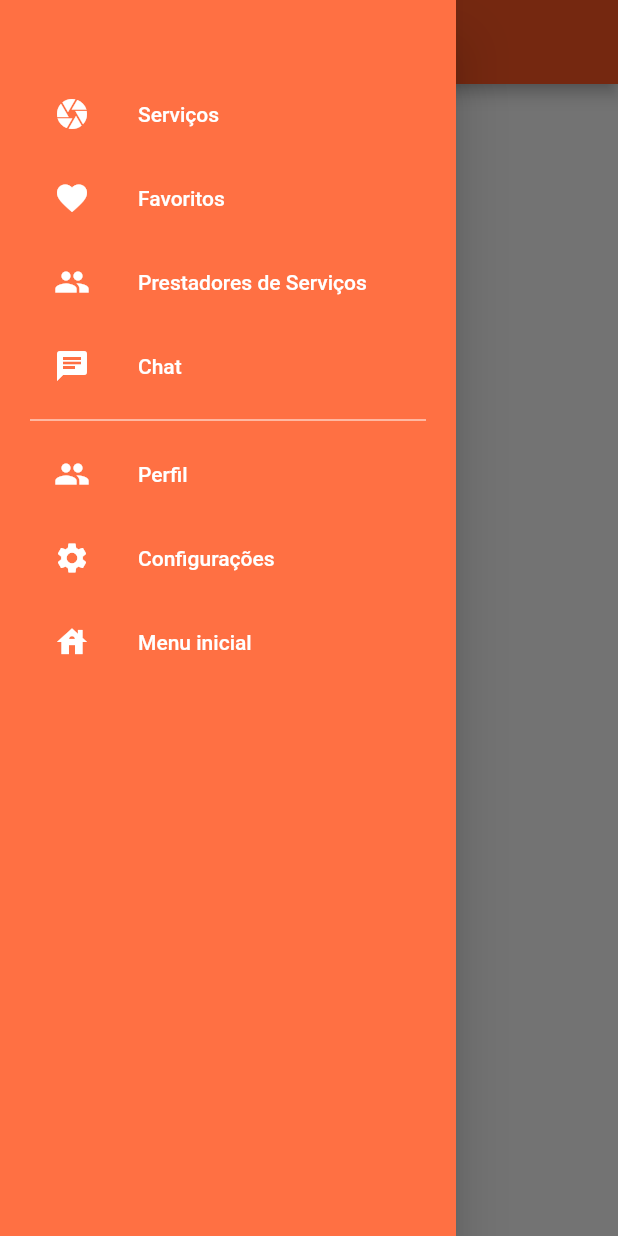
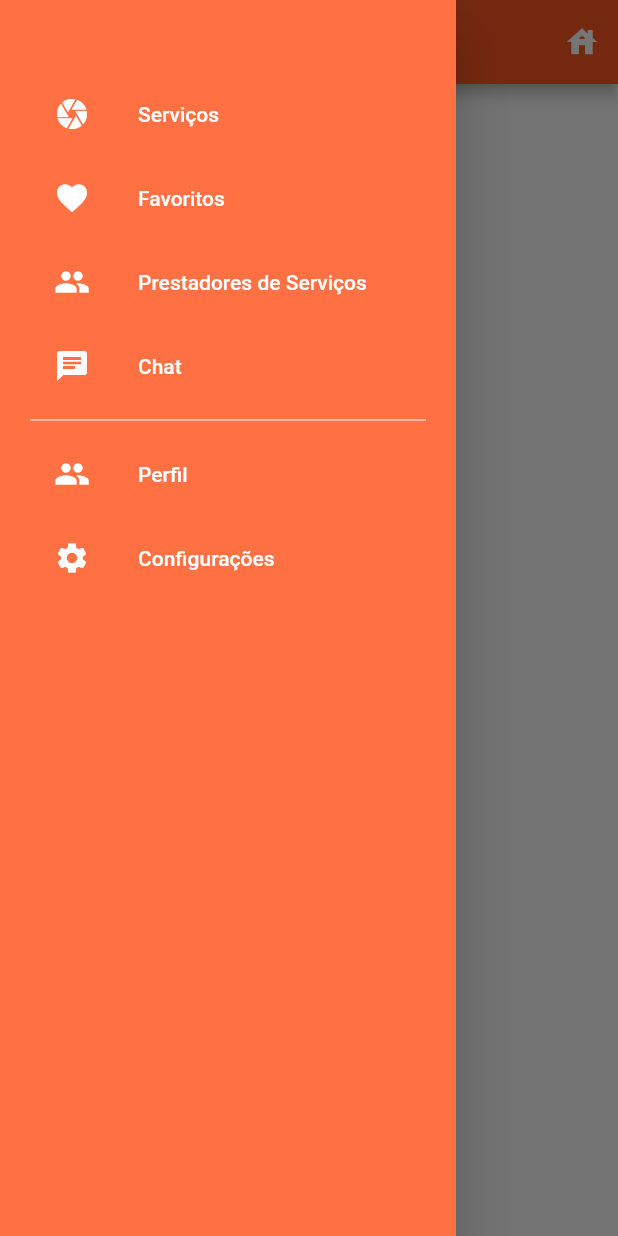
Before and after one commit to carlosviniamar/Projeto_DM, a Flutter app: the Chat screen opened by its route, with the side drawer open, on a phone screen of 412 x 824 dp. Run offline on Flutter 3.47's test engine with Material 2 defaults, Android fonts, the phone set to English and light mode, and no system bars.

Commit message:
Versão 0.3
Adicionando botão de Menu inicial na APP Bar

```diff
--- a/lib/Navegacao.dart
+++ b/lib/Navegacao.dart
@@ -50,11 +50,6 @@ class _NavegacaoState extends State<Navegacao> {
           icon: Icons.settings,
           onClicked: () => selectedItem(context, 5),
         ),
-        buildMenuItem(
-          text: 'Menu inicial',
-          icon: Icons.house,
-          onClicked: () => selectedItem(context, 6),
-        ),
       ]),
     ));
   }
--- a/lib/pages/chat.dart
+++ b/lib/pages/chat.dart
@@ -13,9 +13,16 @@ class _ChatState extends State<Chat> {
   Widget build(BuildContext context) {
     return Scaffold(
       drawer: Navegacao(),
-      appBar: AppBar(
-        title: Text('Chat'),
-      ),
+      appBar: AppBar(title: Text('Chat'), actions: <Widget>[
+        IconButton(
+            onPressed: () {
+              Navigator.of(context).pushReplacementNamed('/home');
+            },
+            icon: Icon(
+              Icons.house,
+              color: Colors.white,
+            ))
+      ]),
     );
   }
 }
```
Also changed, not shown: lib/pages/configs.dart (+10 -3 lines), lib/pages/favoritos.dart (+10 -3 lines), lib/pages/perfil.dart (+10 -3 lines), lib/pages/prestador_servico.dart (+10 -3 lines), lib/pages/servicos.dart (+10 -3 lines), lib/pagina_inicial.dart (+8 -3 lines).
